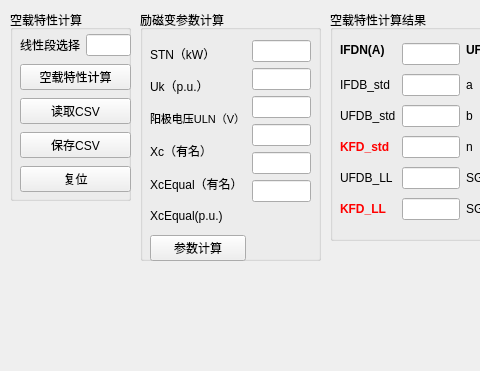
Above: kongzaiQMainWindow.ui from fly1057/noloadcharacteristic before the change; both pictures show x 0 to 480 and y 0 to 371 of the 1261 by 830 pixel window. Below: the same form after it.
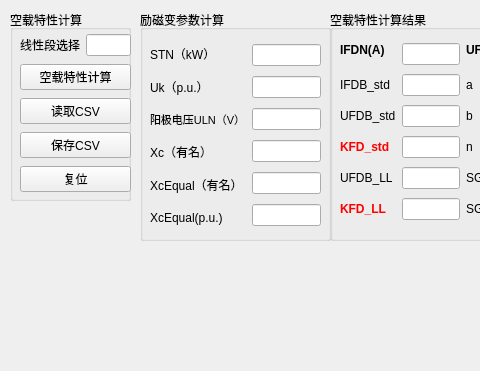
That is the form after the change.

Patch:
```diff
--- a/kongzaiQMainWindow.ui
+++ b/kongzaiQMainWindow.ui
@@ -104,8 +104,8 @@
      <rect>
       <x>140</x>
       <y>10</y>
-      <width>181</width>
-      <height>251</height>
+      <width>191</width>
+      <height>231</height>
      </rect>
     </property>
     <property name="title">
@@ -116,8 +116,8 @@
       <rect>
        <x>10</x>
        <y>30</y>
-       <width>161</width>
-       <height>221</height>
+       <width>171</width>
+       <height>191</height>
       </rect>
      </property>
      <layout class="QHBoxLayout" name="horizontalLayout">
@@ -176,13 +176,6 @@
           </property>
          </widget>
         </item>
-        <item>
-         <widget class="QPushButton" name="pushButton_ExciterTranformerCalculate">
-          <property name="text">
-           <string>参数计算</string>
-          </property>
-         </widget>
-        </item>
        </layout>
       </item>
       <item>
@@ -241,19 +234,6 @@
           </property>
          </widget>
         </item>
-        <item>
-         <spacer name="verticalSpacer">
-          <property name="orientation">
-           <enum>Qt::Vertical</enum>
-          </property>
-          <property name="sizeHint" stdset="0">
-           <size>
-            <width>20</width>
-            <height>80</height>
-           </size>
-          </property>
-         </spacer>
-        </item>
        </layout>
       </item>
      </layout>
```
